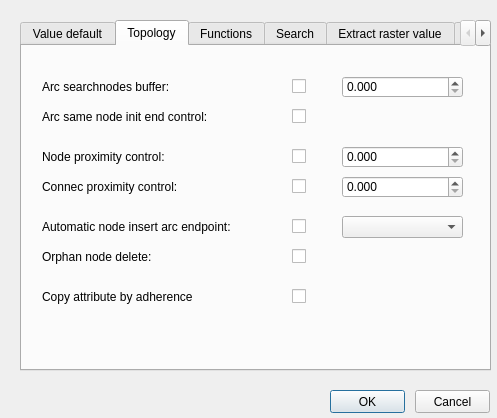
This is ui/config.ui in Giswater/giswater_qgis_plugin as Qt 5 draws it before an edit. The edited form follows.
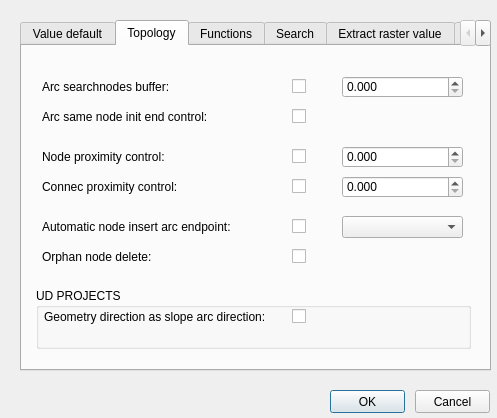
This is the edited form. The open tabs and pages were chosen to show the change.

Commit message: Enable config form to add slope_arc_direction default value control for UD projects

The edit to the form file:
```diff
--- a/ui/config.ui
+++ b/ui/config.ui
@@ -559,11 +559,36 @@
       <string/>
      </property>
     </widget>
+    <widget class="QGroupBox" name="groupBox">
+     <property name="geometry">
+      <rect>
+       <x>14</x>
+       <y>242</y>
+       <width>435</width>
+       <height>61</height>
+      </rect>
+     </property>
+     <property name="title">
+      <string>UD PROJECTS</string>
+     </property>
+     <widget class="QCheckBox" name="slope_arc_direction">
+      <property name="geometry">
+       <rect>
+        <x>256</x>
+        <y>18</y>
+        <width>20</width>
+        <height>21</height>
+       </rect>
+      </property>
+      <property name="text">
+       <string/>
+      </property>
+     </widget>
     <widget class="QLabel" name="label_copy_attribute_adherence">
      <property name="geometry">
       <rect>
-       <x>20</x>
-       <y>240</y>
+        <x>8</x>
+        <y>18</y>
        <width>231</width>
        <height>22</height>
       </rect>
@@ -580,7 +605,7 @@
       <enum>QFrame::Plain</enum>
      </property>
      <property name="text">
-      <string>Copy attribute by adherence</string>
+       <string>Geometry direction as slope arc direction:</string>
      </property>
      <property name="textFormat">
       <enum>Qt::AutoText</enum>
@@ -595,18 +620,6 @@
       <number>3</number>
      </property>
     </widget>
-    <widget class="QCheckBox" name="copy_attribute_adherence">
-     <property name="geometry">
-      <rect>
-       <x>270</x>
-       <y>240</y>
-       <width>20</width>
-       <height>21</height>
-      </rect>
-     </property>
-     <property name="text">
-      <string/>
-     </property>
     </widget>
    </widget>
    <widget class="QWidget" name="tab_2">
```
Left out of the diff: 2 changed lines with no effect on the pictures. Lines whose indentation alone changed are shown as unchanged.
